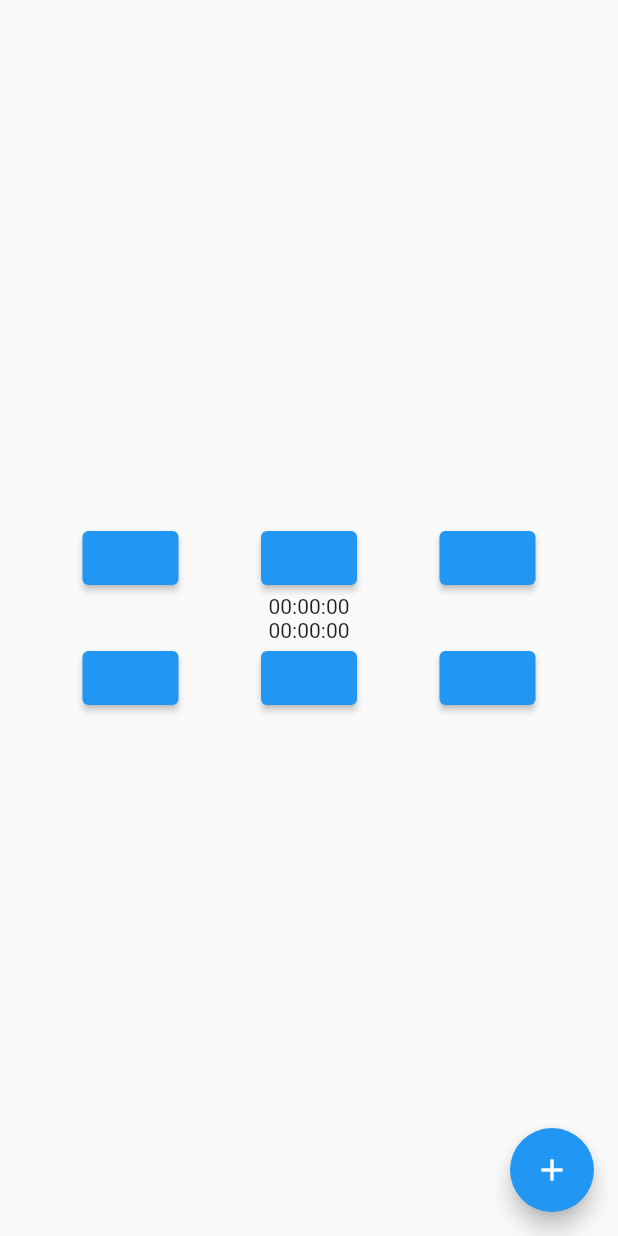
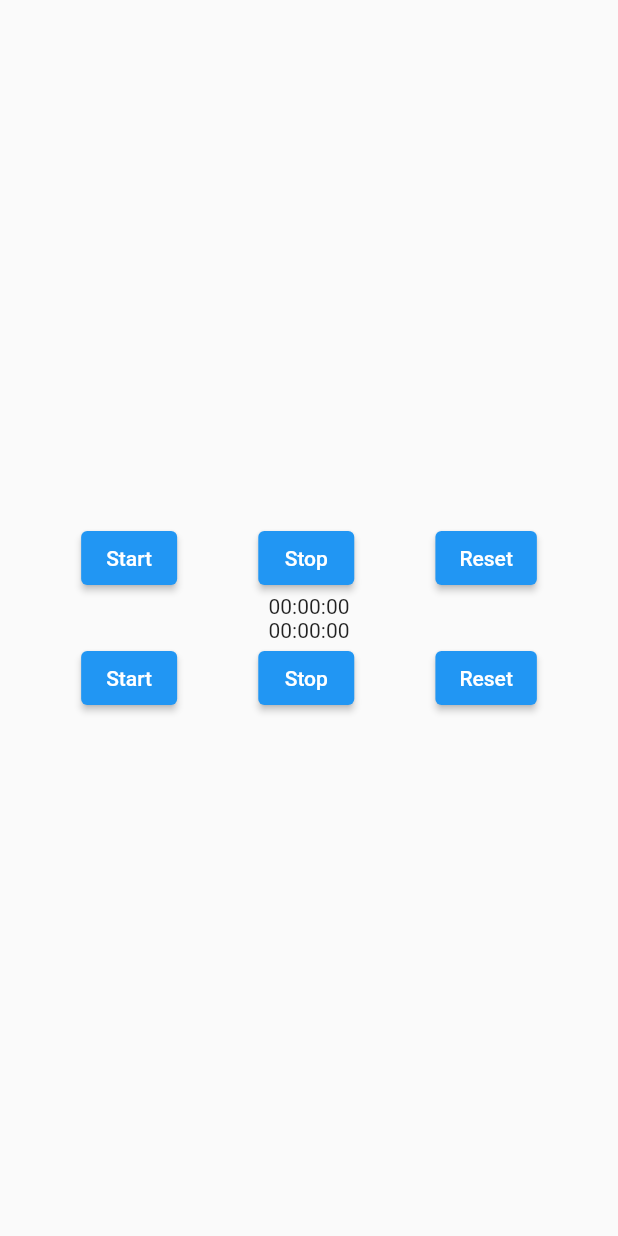
Before and after one commit to iseruuuuu/timer_battle_app, a Flutter app: the screen it shows after launch, on a phone screen of 412 x 824 dp. Run offline on Flutter 3.47's test engine with Material 2 defaults, Android fonts, the phone set to English and light mode, and no system bars.

Commit message:
add：ボタンのテキストを追加

```diff
--- a/lib/main.dart
+++ b/lib/main.dart
@@ -46,9 +46,18 @@ class _MyHomePageState extends State<MyHomePage> {
             Row(
               mainAxisAlignment: MainAxisAlignment.spaceEvenly,
               children: [
-                ElevatedButton(onPressed: () {} , child: Text('')),
-                ElevatedButton(onPressed: () {} , child: Text('')),
-                ElevatedButton(onPressed: () {} , child: Text('')),
+                ElevatedButton(
+                  onPressed: () {},
+                  child: const Text('Start'),
+                ),
+                ElevatedButton(
+                  onPressed: () {},
+                  child:  const Text('Stop'),
+                ),
+                ElevatedButton(
+                  onPressed: () {},
+                  child: const Text('Reset'),
+                ),
               ],
             ),
             Text('00:00:00'),
@@ -56,19 +65,23 @@ class _MyHomePageState extends State<MyHomePage> {
             Row(
               mainAxisAlignment: MainAxisAlignment.spaceEvenly,
               children: [
-                ElevatedButton(onPressed: () {} , child: Text('')),
-                ElevatedButton(onPressed: () {} , child: Text('')),
-                ElevatedButton(onPressed: () {} , child: Text('')),
+                ElevatedButton(
+                  onPressed: () {},
+                  child: const Text('Start'),
+                ),
+                ElevatedButton(
+                  onPressed: () {},
+                  child:  const Text('Stop'),
+                ),
+                ElevatedButton(
+                  onPressed: () {},
+                  child: const Text('Reset'),
+                ),
               ],
             ),
           ],
         ),
       ),
-      floatingActionButton: FloatingActionButton(
-        onPressed: _incrementCounter,
-        tooltip: 'Increment',
-        child: const Icon(Icons.add),
-      ),
     );
   }
 }
```
